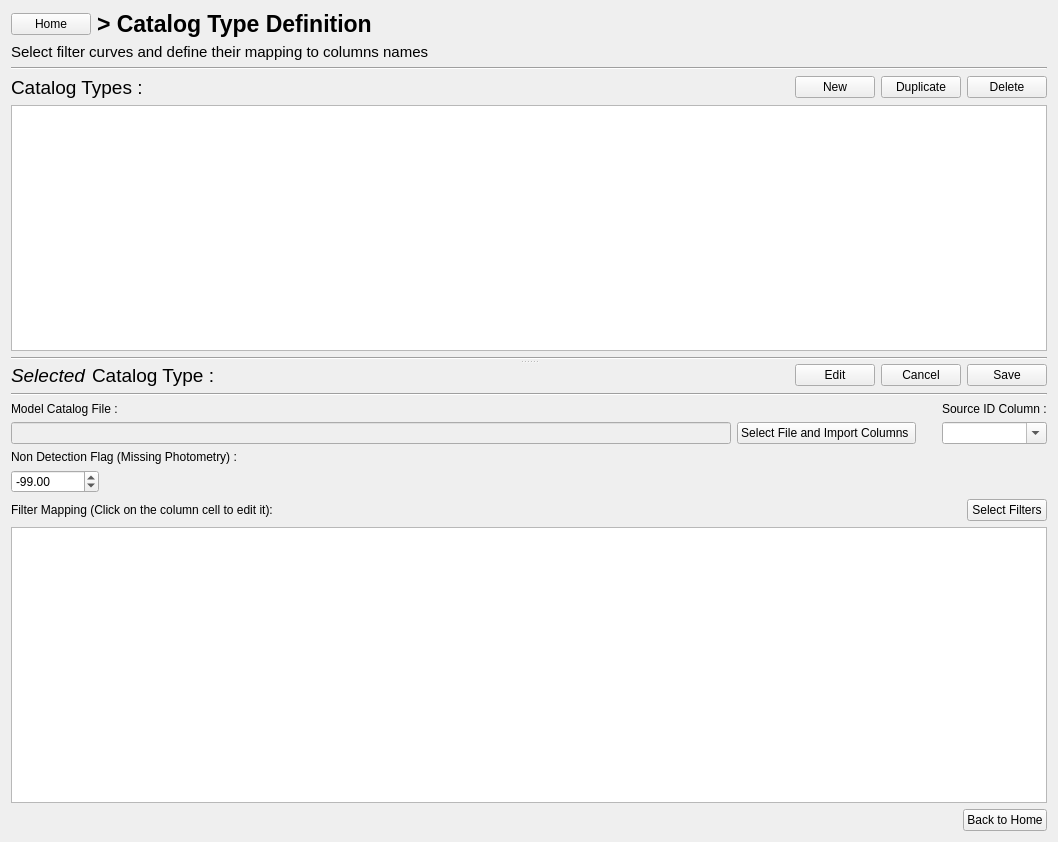
First picture: the form in PhzQtUI/auxdir/PhzQtUI/FormSurveyMapping.ui, repository astrorama/Phosphoros, before the edit.
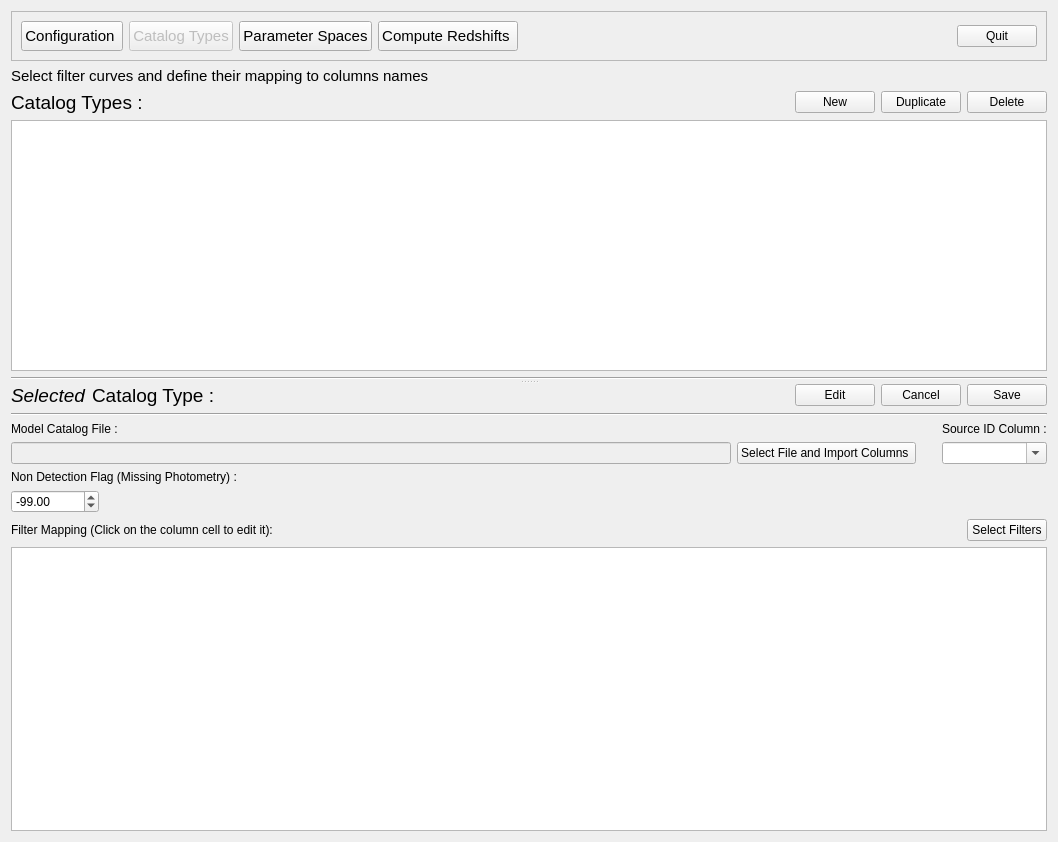
Second picture: the form after the edit.

Commit message: Change the navigation layout

```diff
--- a/PhzQtUI/auxdir/PhzQtUI/FormSurveyMapping.ui
+++ b/PhzQtUI/auxdir/PhzQtUI/FormSurveyMapping.ui
@@ -15,30 +15,106 @@
   </property>
   <layout class="QVBoxLayout" name="verticalLayout_3">
    <item>
-    <layout class="QHBoxLayout" name="horizontalLayout_13">
+    <widget class="QFrame" name="frm_nav">
+     <property name="frameShape">
+      <enum>QFrame::StyledPanel</enum>
+     </property>
+     <property name="frameShadow">
+      <enum>QFrame::Raised</enum>
+     </property>
+     <layout class="QHBoxLayout" name="horizontalLayout_17">
      <item>
-      <widget class="QPushButton" name="btn_CatToHome">
+       <widget class="QPushButton" name="btn_ToOption">
+        <property name="enabled">
+         <bool>true</bool>
+        </property>
+        <property name="minimumSize">
+         <size>
+          <width>0</width>
+          <height>30</height>
+         </size>
+        </property>
+        <property name="font">
+         <font>
+          <pointsize>11</pointsize>
+         </font>
+        </property>
+        <property name="toolTip">
+         <string>&lt;html&gt;&lt;head/&gt;&lt;body&gt;&lt;p&gt;Working directory path definition, Auxiliary data management and Cosmological parameters definition.&lt;/p&gt;&lt;/body&gt;&lt;/html&gt;</string>
+        </property>
        <property name="text">
-        <string>Home</string>
+         <string>Configuration </string>
        </property>
       </widget>
      </item>
      <item>
-      <widget class="QLabel" name="label_14">
+       <widget class="QPushButton" name="btn_ToCatalog">
+        <property name="enabled">
+         <bool>false</bool>
+        </property>
+        <property name="minimumSize">
+         <size>
+          <width>0</width>
+          <height>30</height>
+         </size>
+        </property>
        <property name="font">
         <font>
-         <pointsize>17</pointsize>
-         <weight>75</weight>
-         <bold>true</bold>
-        </font>
-       </property>
+          <pointsize>11</pointsize>
+         </font>
+        </property>
+        <property name="toolTip">
+         <string>Define the Mapping between the catalog file(s) columns and the filters</string>
+        </property>
        <property name="text">
-        <string>&gt; Catalog Type Definition</string>
+         <string>Catalog Types</string>
        </property>
       </widget>
      </item>
      <item>
-      <spacer name="horizontalSpacer_15">
+       <widget class="QPushButton" name="btn_ToModel">
+        <property name="minimumSize">
+         <size>
+          <width>0</width>
+          <height>30</height>
+         </size>
+        </property>
+        <property name="font">
+         <font>
+          <pointsize>11</pointsize>
+         </font>
+        </property>
+        <property name="toolTip">
+         <string>Specify the parameter space for the creation of model grid.</string>
+        </property>
+        <property name="text">
+         <string>Parameter Spaces</string>
+        </property>
+       </widget>
+      </item>
+      <item>
+       <widget class="QPushButton" name="btn_ToAnalysis">
+        <property name="minimumSize">
+         <size>
+          <width>0</width>
+          <height>30</height>
+         </size>
+        </property>
+        <property name="font">
+         <font>
+          <pointsize>11</pointsize>
+         </font>
+        </property>
+        <property name="toolTip">
+         <string>&lt;html&gt;&lt;head/&gt;&lt;body&gt;&lt;p&gt;Compute the model grid, calculate photometric correction, specify luminosity prior and run template fitting in order to produce photo-z catalog.&lt;/p&gt;&lt;/body&gt;&lt;/html&gt;</string>
+        </property>
+        <property name="text">
+         <string>Compute Redshifts </string>
+        </property>
+       </widget>
+      </item>
+      <item>
+       <spacer name="horizontalSpacer_7">
        <property name="orientation">
         <enum>Qt::Horizontal</enum>
        </property>
@@ -50,7 +126,15 @@
        </property>
       </spacer>
      </item>
-    </layout>
+      <item>
+       <widget class="QPushButton" name="btn_exit">
+        <property name="text">
+         <string>Quit</string>
+        </property>
+       </widget>
+      </item>
+     </layout>
+    </widget>
    </item>
    <item>
     <widget class="QLabel" name="label_3">
@@ -64,13 +148,6 @@
      </property>
     </widget>
    </item>
-   <item>
-    <widget class="Line" name="line_6">
-     <property name="orientation">
-      <enum>Qt::Horizontal</enum>
-     </property>
-    </widget>
-   </item>
    <item>
     <widget class="QSplitter" name="splitter">
      <property name="orientation">
@@ -404,30 +481,6 @@
      </widget>
     </widget>
    </item>
-   <item>
-    <layout class="QHBoxLayout" name="horizontalLayout_2">
-     <item>
-      <spacer name="horizontalSpacer_2">
-       <property name="orientation">
-        <enum>Qt::Horizontal</enum>
-       </property>
-       <property name="sizeHint" stdset="0">
-        <size>
-         <width>40</width>
-         <height>20</height>
-        </size>
-       </property>
-      </spacer>
-     </item>
-     <item>
-      <widget class="QPushButton" name="btn_BackHome">
-       <property name="text">
-        <string>Back to Home</string>
-       </property>
-      </widget>
-     </item>
-    </layout>
-   </item>
   </layout>
  </widget>
  <resources/>
```
Lines whose indentation alone changed are shown as unchanged. The commit also changes 14 other files.
